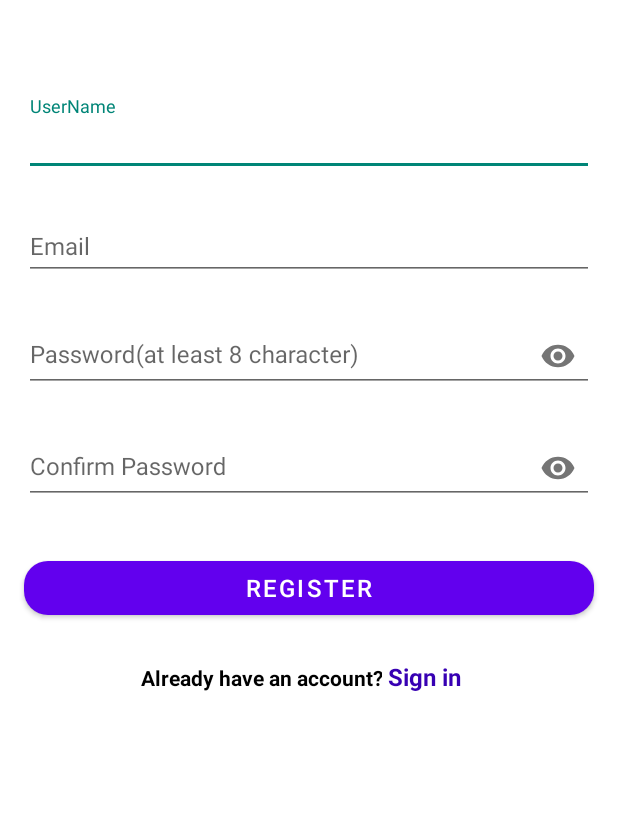
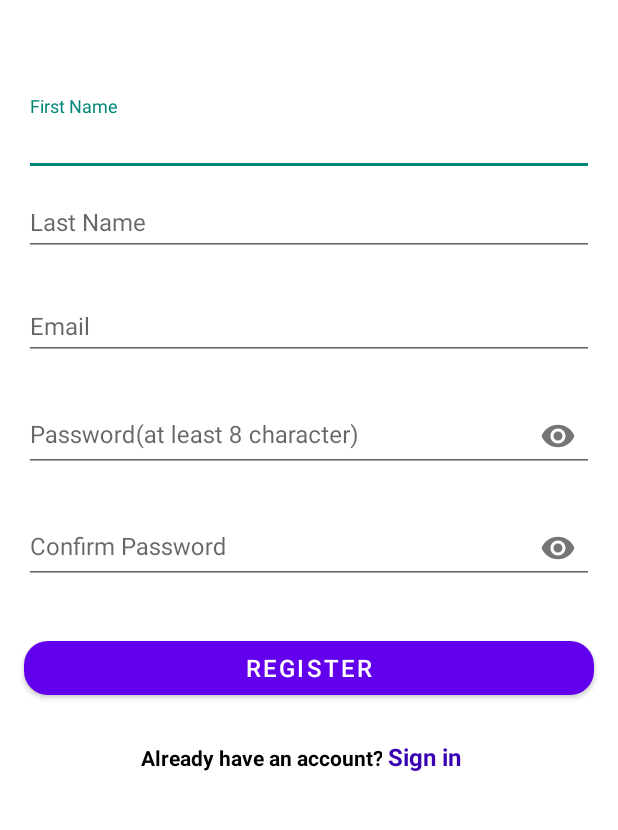
Before and after one commit to siddhantdrk/LiT--Automated-Light-Management-System, an Android app: the GuestRegisterActivity screen opened directly, with no data from a screen before it, on a phone screen of 412 x 824 dp, the part 191-1021 px from its top. Run offline under Robolectric (Android 15) with nearby library versions, the phone set to English and light mode, and no system bars.

Commit message:
Updated activity_register.xml

```diff
--- a/LiT/app/src/main/java/com/my/lit/activities/LightDetailsActivity.java
+++ b/LiT/app/src/main/java/com/my/lit/activities/LightDetailsActivity.java
@@ -4,6 +4,7 @@ import androidx.appcompat.app.AppCompatActivity;
 import androidx.recyclerview.widget.LinearLayoutManager;
 import androidx.recyclerview.widget.RecyclerView;
 
+import android.content.Intent;
 import android.os.Bundle;
 import android.view.LayoutInflater;
 import android.view.View;
@@ -70,6 +71,7 @@ public class LightDetailsActivity extends AppCompatActivity implements RequestLi
 
 
 
+
     }
 
     private void setupRecyclerViewforViewLights(ArrayList<String> lightnames,ArrayList<Boolean> lightstatus) {
--- a/LiT/app/src/main/java/com/my/lit/responses/UserRegisterResponse.java
+++ b/LiT/app/src/main/java/com/my/lit/responses/UserRegisterResponse.java
@@ -6,6 +6,7 @@ import com.google.gson.annotations.SerializedName;
 import java.io.Serializable;
 
 public class UserRegisterResponse implements Serializable {
+
     @SerializedName("token")
     private final String token;
     @SerializedName("user")
--- a/LiT/app/src/main/res/layout/activity_register.xml
+++ b/LiT/app/src/main/res/layout/activity_register.xml
@@ -27,10 +27,25 @@
             android:layout_marginStart="16dp">
 
             <com.google.android.material.textfield.TextInputEditText
-                android:id="@+id/signUp_userName"
+                android:id="@+id/signUp_userFirstName"
                 android:layout_width="match_parent"
                 android:layout_height="wrap_content"
-                android:hint="UserName"
+                android:hint="First Name"
+                android:textSize="16sp"
+                android:inputType="textEmailAddress"/>
+        </com.google.android.material.textfield.TextInputLayout>
+
+        <com.google.android.material.textfield.TextInputLayout
+            android:layout_width="match_parent"
+            android:layout_height="wrap_content"
+            android:layout_marginEnd="16dp"
+            android:layout_marginStart="16dp">
+
+            <com.google.android.material.textfield.TextInputEditText
+                android:id="@+id/signUp_userLastName"
+                android:layout_width="match_parent"
+                android:layout_height="wrap_content"
+                android:hint="Last Name"
                 android:textSize="16sp"
                 android:inputType="textEmailAddress"/>
         </com.google.android.material.textfield.TextInputLayout>
```
